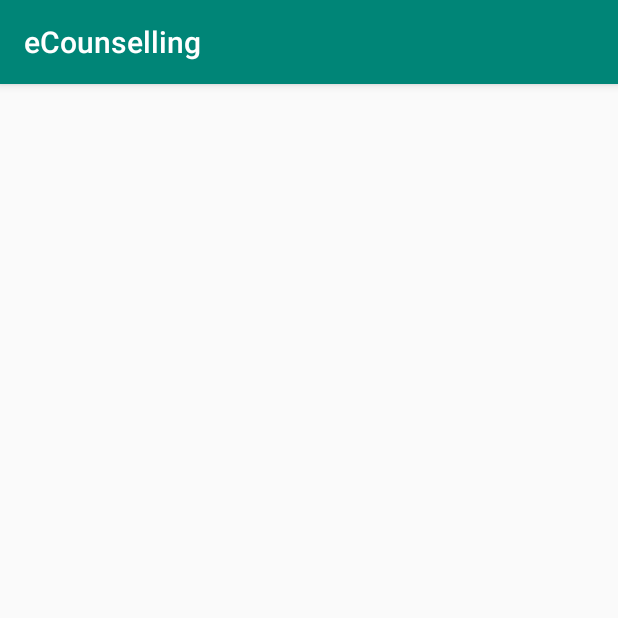
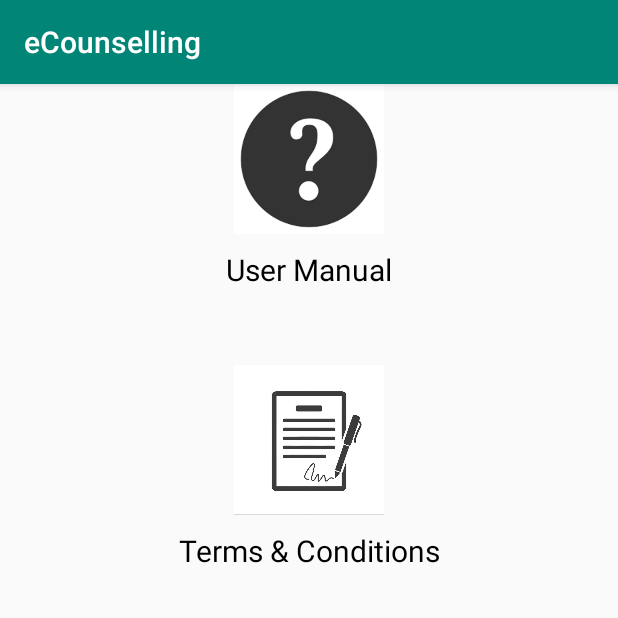
Before and after one commit to cstians/ecounselling, an Android app: the screen it shows after launch (DepressionTest before the commit, Help_Activity after it), in the side drawer, after a tap on "Help", on a phone screen of 412 x 824 dp, the top half of it. Run offline under Robolectric (Android 15) with nearby library versions, the phone set to English and light mode, and no system bars.

Commit message:
help finished

```diff
--- a/app/build.gradle
+++ b/app/build.gradle
@@ -19,11 +19,12 @@ android {
 }
 
 dependencies {
-    implementation fileTree(dir: 'libs', include: ['*.jar'])
+    implementation fileTree(dir: 'libs', includes: ['*.jar'])
     implementation 'com.android.support:appcompat-v7:27.1.1'
     implementation 'com.android.support:design:27.1.1'
     implementation 'com.android.support.constraint:constraint-layout:1.1.3'
     testImplementation 'junit:junit:4.12'
     androidTestImplementation 'com.android.support.test:runner:1.0.2'
-    androidTestImplementation 'com.android.support.test.espresso:espresso-core:3.2.0'
+    androidTestImplementation 'com.android.support.test.espresso:espresso-core:3.0.2'
+    implementation 'de.hdodenhof:circleimageview:2.1.0'
 }
--- a/app/src/main/AndroidManifest.xml
+++ b/app/src/main/AndroidManifest.xml
@@ -20,7 +20,11 @@
             </intent-filter>
         </activity>
         <activity android:name=".DepressionTest" />
-        <activity android:name=".Helpline"></activity>
+        <activity android:name=".Helpline" />
+        <activity android:name=".About_Activity" />
+        <activity android:name=".Help_Activity" />
+        <activity android:name=".User_Manual" />
+        <activity android:name=".TermsAndConditions"></activity>
     </application>
 
 </manifest>
--- /dev/null
+++ b/app/src/main/java/bt/edu/cst/www/ecounselling/Help_Activity.java
@@ -0,0 +1,51 @@
+package bt.edu.cst.www.ecounselling;
+
+import android.content.Intent;
+import android.support.v7.app.AppCompatActivity;
+import android.os.Bundle;
+import android.view.Gravity;
+import android.view.View;
+import android.widget.ImageView;
+import android.widget.TextView;
+
+import java.security.AccessController;
+
+public class Help_Activity extends AppCompatActivity {
+    private TextView textView1,textView2;
+
+    String userman="User Manual";
+    String terms="Terms & Conditions";
+
+    @Override
+    protected void onCreate(Bundle savedInstanceState) {
+        super.onCreate(savedInstanceState);
+        setContentView(R.layout.activity_help_);
+
+        textView1 = (TextView) findViewById(R.id.textView1);
+        textView2 = (TextView) findViewById(R.id.textView2);
+
+        textView1.setText(userman);
+        textView1.setGravity(Gravity.CENTER);
+        textView2.setText(terms);
+        textView2.setGravity(Gravity.CENTER);
+
+
+        ImageView imageview1 = (ImageView)findViewById(R.id.imageView1);
+        imageview1.setOnClickListener(new View.OnClickListener() {
+            @Override
+            public void onClick(View v) {
+                Intent act1 = new Intent(v.getContext(), User_Manual.class);
+                startActivity(act1);
+            }
+        });
+
+        ImageView imageview2=(ImageView)findViewById(R.id.imageView2);
+        imageview2.setOnClickListener(new View.OnClickListener() {
+            @Override
+            public void onClick(View v1) {
+                Intent act2=new Intent(v1.getContext(), TermsAndConditions.class);
+                startActivity(act2);
+            }
+        });
+    }
+}
--- a/app/src/main/java/bt/edu/cst/www/ecounselling/MainActivity.java
+++ b/app/src/main/java/bt/edu/cst/www/ecounselling/MainActivity.java
@@ -90,13 +90,13 @@ public class MainActivity extends AppCompatActivity
         } else if (id == R.id.nav_feed) {
             startActivity(new Intent(getApplication(), DepressionTest.class));
         } else if (id == R.id.nav_help) {
-            startActivity(new Intent(getApplication(), DepressionTest.class));
+            startActivity(new Intent(getApplication(), Help_Activity.class));
         } else if (id == R.id.nav_share) {
             startActivity(new Intent(getApplication(), DepressionTest.class));
         } else if (id == R.id.nav_rate) {
             startActivity(new Intent(getApplication(), DepressionTest.class));
         } else if (id == R.id.nav_about) {
-            startActivity(new Intent(getApplication(), DepressionTest.class));
+            startActivity(new Intent(getApplication(), About_Activity.class));
         }
 
         DrawerLayout drawer = (DrawerLayout) findViewById(R.id.drawer_layout);
--- /dev/null
+++ b/app/src/main/res/layout/activity_help_.xml
@@ -0,0 +1,67 @@
+<?xml version="1.0" encoding="utf-8"?>
+<android.support.constraint.ConstraintLayout xmlns:android="http://schemas.android.com/apk/res/android"
+    xmlns:app="http://schemas.android.com/apk/res-auto"
+    xmlns:tools="http://schemas.android.com/tools"
+    android:layout_width="match_parent"
+    android:layout_height="match_parent"
+    tools:context=".Help_Activity">
+
+
+    <ScrollView
+        android:id="@+id/scrollView4"
+        android:layout_width="0dp"
+        android:layout_height="0dp"
+        app:layout_constraintBottom_toBottomOf="parent"
+        app:layout_constraintEnd_toEndOf="parent"
+        app:layout_constraintStart_toStartOf="parent"
+        app:layout_constraintTop_toTopOf="parent">
+
+        <LinearLayout
+            android:layout_width="match_parent"
+            android:layout_height="match_parent"
+            android:orientation="vertical">
+
+            <ImageView
+                android:id="@+id/imageView1"
+                android:layout_width="100dp"
+                android:layout_height="100dp"
+                android:src='@drawable/help'
+                tools:layout_editor_absoluteX="0dp"
+                tools:layout_editor_absoluteY="6dp"
+                android:layout_gravity="center"
+                android:contentDescription="@string/todo" />
+
+            <TextView
+                android:id="@+id/textView1"
+                android:layout_width="match_parent"
+                android:layout_height="wrap_content"
+                android:layout_gravity="center"
+                android:layout_marginTop="10dp"
+                android:text=""
+                android:textColor="@android:color/black"
+                android:textSize="20sp" />
+
+            <ImageView
+                android:id="@+id/imageView2"
+                android:layout_width="100dp"
+                android:layout_height="100dp"
+                android:src="@drawable/terms"
+                android:layout_gravity="center"
+                android:layout_marginTop="50dp"/>
+
+            <TextView
+                android:id="@+id/textView2"
+                android:layout_width="match_parent"
+                android:layout_height="wrap_content"
+                android:layout_gravity="center"
+                android:layout_marginTop="10dp"
+                android:text=""
+                android:textColor="@android:color/black"
+                android:textSize="20sp" />
+
+
+        </LinearLayout>
+    </ScrollView>
+
+
+</android.support.constraint.ConstraintLayout>
--- a/app/src/main/res/values/strings.xml
+++ b/app/src/main/res/values/strings.xml
@@ -20,5 +20,8 @@
     <string name="share">ShareApp</string>
     <string name="rate">Rate</string>
     <string name="about">About</string>
+    <string name="todo">TODO</string>
+    <string name="textview">TextView</string>
+
 
 </resources>
--- a/build.gradle
+++ b/build.gradle
@@ -8,6 +8,7 @@ buildscript {
     }
     dependencies {
         classpath 'com.android.tools.build:gradle:3.2.0'
+
 
 
         // NOTE: Do not place your application dependencies here; they belong
```
Also changed, not shown: app/src/main/java/bt/edu/cst/www/ecounselling/About_Activity.java (added, +20 -0 lines), app/src/main/java/bt/edu/cst/www/ecounselling/TermsAndConditions.java (added, +18 -0 lines), app/src/main/java/bt/edu/cst/www/ecounselling/User_Manual.java (added, +13 -0 lines), app/src/main/res/layout/activity_about_.xml (added, +29 -0 lines), app/src/main/res/layout/activity_terms_and_conditions.xml (added, +42 -0 lines), app/src/main/res/layout/activity_user__manual.xml (added, +16 -0 lines), app/src/main/res/drawable/doten.jpg (added), app/src/main/res/drawable/dox.jpg (added), app/src/main/res/drawable/help.png (added), app/src/main/res/drawable/terms.jpg (added).
